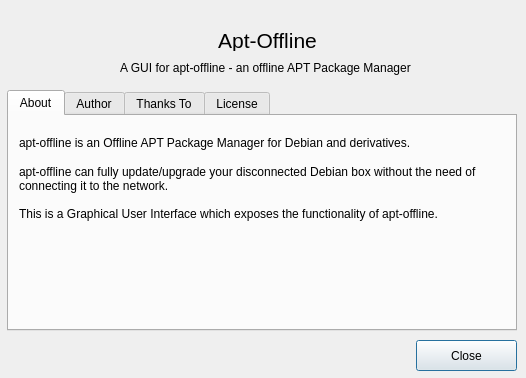
Before: the Qt Designer form apt_offline_gui/AptOfflineQtAbout.ui in rickysarraf/apt-offline, drawn with Qt 5.
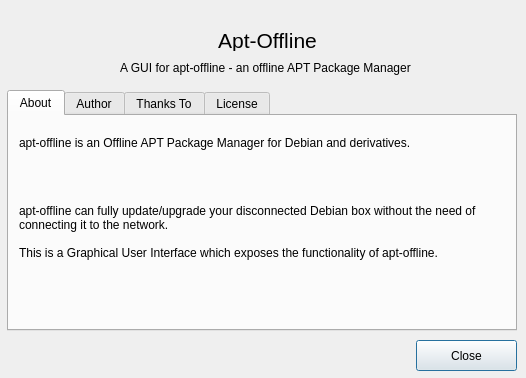
After: the same form once the commit is applied. The open tabs and pages were chosen to show the change. Icons and pictures are not drawn.

Diff of the .ui file:
```diff
--- a/apt_offline_gui/AptOfflineQtAbout.ui
+++ b/apt_offline_gui/AptOfflineQtAbout.ui
@@ -94,9 +94,9 @@
      <property name="geometry">
       <rect>
        <x>10</x>
-       <y>46</y>
+       <y>60</y>
        <width>481</width>
-       <height>61</height>
+       <height>111</height>
       </rect>
      </property>
      <property name="text">
```
Left out of the diff: 19 changed lines with no effect on the pictures.
